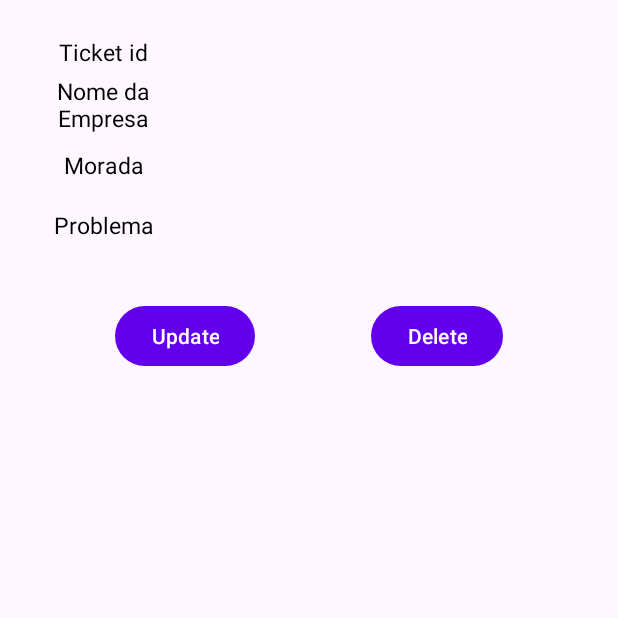
After one commit to henriqueolivgp/APP_Registo_de_Tickets, an Android app: the TicketsDetailsActivity screen opened directly, with no data from a screen before it, on a phone screen of 412 x 824 dp, the top half of it. The commit adds this screen. Run offline under Robolectric (Android 15) with nearby library versions, the phone set to English and light mode, and no system bars.

Commit message:
get details

```diff
--- a/app/src/main/AndroidManifest.xml
+++ b/app/src/main/AndroidManifest.xml
@@ -12,6 +12,9 @@
         android:supportsRtl="true"
         android:theme="@style/Theme.APP_Registo_de_Tickets"
         tools:targetApi="31">
+        <activity
+            android:name=".TicketsDetailsActivity"
+            android:exported="false" />
         <activity
             android:name=".FetchingActivity"
             android:exported="false" />
--- a/app/src/main/java/com/example/app_registo_de_tickets/EmpAdapter.kt
+++ b/app/src/main/java/com/example/app_registo_de_tickets/EmpAdapter.kt
@@ -10,14 +10,22 @@ class EmpAdapter(private val empList: ArrayList<TicketsModel>) :
 
     RecyclerView.Adapter<EmpAdapter.ViewHolder>() {
 
+    private lateinit var mListener: onItemClickListener
 
+    interface onItemClickListener {
+        fun onItemClick(position: Int)
+    }
+
+    fun setOnItemClickListener(clickListener: onItemClickListener) {
+        mListener = clickListener
+    }
 
 
     override fun onCreateViewHolder(parent: ViewGroup, viewType: Int): ViewHolder {
-        val itemView = LayoutInflater.from(parent.context).inflate(R.layout.emp_list_item, parent, false)
-        return ViewHolder(itemView)
+        val itemView =
+            LayoutInflater.from(parent.context).inflate(R.layout.emp_list_item, parent, false)
+        return ViewHolder(itemView, mListener)
     }
-
 
 
     override fun onBindViewHolder(holder: ViewHolder, position: Int) {
@@ -29,12 +37,17 @@ class EmpAdapter(private val empList: ArrayList<TicketsModel>) :
         return empList.size
     }
 
-    class ViewHolder(itemView: View) : RecyclerView.ViewHolder(itemView) {
+    class ViewHolder(itemView: View, clickListener: onItemClickListener) :
+        RecyclerView.ViewHolder(itemView) {
 
-        val tvEmpName : TextView = itemView.findViewById(R.id.tvEmpName)
+        val tvEmpName: TextView = itemView.findViewById(R.id.tvEmpName)
 
+        init {
+            itemView.setOnClickListener {
+                clickListener.onItemClick(adapterPosition)
+            }
 
+        }
 
     }
-
 }
--- a/app/src/main/java/com/example/app_registo_de_tickets/FetchingActivity.kt
+++ b/app/src/main/java/com/example/app_registo_de_tickets/FetchingActivity.kt
@@ -1,5 +1,6 @@
 package com.example.app_registo_de_tickets
 
+import android.content.Intent
 import androidx.appcompat.app.AppCompatActivity
 import android.os.Bundle
 import android.view.View
@@ -50,6 +51,21 @@ class FetchingActivity : AppCompatActivity() {
                     val mAdapter = EmpAdapter(empList)
                     empRecyclerView.adapter = mAdapter
 
+                    mAdapter.setOnItemClickListener(object: EmpAdapter.onItemClickListener{
+                        override fun onItemClick(position: Int) {
+                            val intent= Intent(this@FetchingActivity,TicketsDetailsActivity::class.java)
+
+                            intent.putExtra("empId",empList[position].empId)
+                            intent.putExtra("empName",empList[position].empName)
+                            intent.putExtra("empLocalizacao",empList[position].empLocalizacao)
+                            intent.putExtra("empProblem",empList[position].empProblem)
+
+                            startActivity(intent)
+
+                        }
+
+                    })
+
                     empRecyclerView.visibility = View.VISIBLE
                     tvLoadingData.visibility = View.GONE
                 }
--- /dev/null
+++ b/app/src/main/java/com/example/app_registo_de_tickets/TicketsDetailsActivity.kt
@@ -0,0 +1,35 @@
+package com.example.app_registo_de_tickets
+
+import androidx.appcompat.app.AppCompatActivity
+import android.os.Bundle
+import android.widget.Button
+import android.widget.TextView
+
+class TicketsDetailsActivity : AppCompatActivity() {
+    private lateinit var tvEmpId: TextView
+    private lateinit var tvEmpName: TextView
+    private lateinit var tvEmpLocalizacao: TextView
+    private lateinit var tvEmpProblem: TextView
+    private lateinit var btnUpdate: Button
+    private lateinit var btnDelete: Button
+    override fun onCreate(savedInstanceState: Bundle?) {
+        super.onCreate(savedInstanceState)
+        setContentView(R.layout.activity_tickets_details)
+
+        initView()
+        setValuesToViews()
+    }
+    private fun initView() {
+        tvEmpId = findViewById(R.id.tvEmpId)
+        tvEmpName = findViewById(R.id.tvEmpName)
+        tvEmpLocalizacao = findViewById(R.id.tvEmpLocalizacao)
+        tvEmpProblem = findViewById(R.id.tvEmpProblem)
+    }
+    private fun setValuesToViews() {
+        tvEmpId.text = intent.getStringExtra("empId")
+        tvEmpName.text = intent.getStringExtra("empName")
+        tvEmpLocalizacao.text = intent.getStringExtra("empLocalizacao")
+        tvEmpProblem.text = intent.getStringExtra("empProblem")
+
+    }
+}
--- /dev/null
+++ b/app/src/main/res/layout/activity_tickets_details.xml
@@ -0,0 +1,251 @@
+<?xml version="1.0" encoding="utf-8"?>
+<androidx.constraintlayout.widget.ConstraintLayout xmlns:android="http://schemas.android.com/apk/res/android"
+    xmlns:app="http://schemas.android.com/apk/res-auto"
+    xmlns:tools="http://schemas.android.com/tools"
+    android:layout_width="match_parent"
+    android:layout_height="match_parent"
+    tools:context=".TicketsDetailsActivity">
+
+    <Button
+        android:id="@+id/btnUpdate"
+        android:layout_width="wrap_content"
+        android:layout_height="wrap_content"
+        android:layout_marginTop="30dp"
+        android:text="Update"
+        app:layout_constraintEnd_toStartOf="@+id/btnDelete"
+        app:layout_constraintHorizontal_bias="0.5"
+        app:layout_constraintStart_toStartOf="parent"
+        app:layout_constraintTop_toBottomOf="@id/linearLayout" />
+
+    <Button
+        android:id="@+id/btnDelete"
+        android:layout_width="wrap_content"
+        android:layout_height="wrap_content"
+        android:layout_marginTop="30dp"
+        android:text="Delete"
+        app:layout_constraintEnd_toEndOf="parent"
+        app:layout_constraintHorizontal_bias="0.5"
+        app:layout_constraintStart_toEndOf="@+id/btnUpdate"
+        app:layout_constraintTop_toBottomOf="@id/linearLayout" />
+
+    <LinearLayout
+        android:id="@+id/linearLayout"
+        android:layout_width="match_parent"
+        android:layout_height="wrap_content"
+        app:layout_constraintStart_toStartOf="parent"
+        app:layout_constraintTop_toTopOf="parent"
+        app:layout_constraintEnd_toEndOf="parent"
+        android:orientation="vertical">
+
+
+        <LinearLayout
+            android:id="@+id/id_lin"
+            android:layout_width="match_parent"
+            android:layout_height="30dp"
+            android:layout_marginLeft="10dp"
+            android:layout_marginTop="20dp"
+            android:layout_marginRight="10dp"
+            android:orientation="horizontal"
+            android:weightSum="2"
+
+            >
+
+            <LinearLayout
+                android:layout_width="0dp"
+                android:layout_height="match_parent"
+                android:layout_weight="0.6"
+               >
+
+                <TextView
+                    android:layout_width="match_parent"
+                    android:layout_height="wrap_content"
+                    android:layout_gravity="center"
+                    android:gravity="center"
+                    android:text="Ticket id"
+                    android:textColor="@color/black"
+                    android:textSize="15sp" />
+
+            </LinearLayout>
+
+            <LinearLayout
+                android:layout_width="0dp"
+                android:layout_height="match_parent"
+                android:layout_weight="1.4">
+
+                <TextView
+                    android:id="@+id/tvEmpId"
+                    android:layout_width="match_parent"
+                    android:layout_height="wrap_content"
+                    android:layout_gravity="center"
+                    android:gravity="center"
+                    android:text=""
+                    android:textColor="@color/black"
+                    android:textSize="15sp"
+
+                    />
+
+            </LinearLayout>
+
+
+        </LinearLayout>
+
+
+        <LinearLayout
+            android:id="@+id/contact_lin"
+            android:layout_width="match_parent"
+            android:layout_height="40dp"
+            android:layout_marginLeft="10dp"
+            android:layout_marginRight="10dp"
+            android:orientation="horizontal"
+            android:weightSum="2">
+
+            <LinearLayout
+                android:layout_width="0dp"
+                android:layout_height="match_parent"
+                android:layout_weight="0.6"
+               >
+
+                <TextView
+                    android:layout_width="match_parent"
+                    android:layout_height="wrap_content"
+                    android:layout_gravity="center"
+                    android:gravity="center"
+                    android:text="Nome da Empresa"
+                    android:textColor="@color/black"
+                    android:textSize="15sp" />
+
+            </LinearLayout>
+
+            <LinearLayout
+                android:layout_width="0dp"
+                android:layout_height="match_parent"
+                android:layout_weight="1.4">
+
+                <TextView
+                    android:id="@+id/tvEmpName"
+                    android:layout_width="match_parent"
+                    android:layout_height="wrap_content"
+                    android:layout_gravity="center"
+                    android:gravity="center"
+                    android:text=""
+                    android:textColor="@color/black"
+                    android:textSize="15sp"
+
+                    />
+
+            </LinearLayout>
+
+
+        </LinearLayout>
+
+        <LinearLayout
+
+            android:layout_width="match_parent"
+            android:layout_height="40dp"
+            android:layout_marginLeft="10dp"
+            android:layout_marginRight="10dp"
+            android:orientation="horizontal"
+            android:weightSum="2"
+
+            >
+
+            <LinearLayout
+                android:layout_width="0dp"
+                android:layout_height="match_parent"
+                android:layout_weight="0.6"
+                >
+
+                <TextView
+                    android:layout_width="match_parent"
+                    android:layout_height="wrap_content"
+                    android:layout_gravity="center"
+                    android:gravity="center"
+                    android:text="Morada"
+                    android:textColor="@color/black"
+                    android:textSize="15sp"
+
+
+                    />
+
+            </LinearLayout>
+
+            <LinearLayout
+                android:layout_width="0dp"
+                android:layout_height="match_parent"
+                android:layout_weight="1.4">
+
+                <TextView
+                    android:id="@+id/tvEmpLocalizacao"
+                    android:layout_width="match_parent"
+                    android:layout_height="wrap_content"
+                    android:layout_gravity="center"
+                    android:gravity="center"
+                    android:text=""
+                    android:textColor="@color/black"
+                    android:textSize="15sp"
+
+                    />
+
+            </LinearLayout>
+
+
+        </LinearLayout>
+
+
+        <LinearLayout
+
+            android:layout_width="match_parent"
+            android:layout_height="40dp"
+            android:layout_marginLeft="10dp"
+            android:layout_marginRight="10dp"
+            android:orientation="horizontal"
+            android:weightSum="2"
+
+            >
+
+            <LinearLayout
+                android:layout_width="0dp"
+                android:layout_height="match_parent"
+                android:layout_weight="0.6"
+                >
+
+                <TextView
+                    android:layout_width="match_parent"
+                    android:layout_height="wrap_content"
+                    android:layout_gravity="center"
+
+                    android:gravity="center"
+                    android:text="Problema"
+                    android:textColor="@color/black"
+                    android:textSize="15sp"
+
+
+                    />
+
+            </LinearLayout>
+
+            <LinearLayout
+                android:layout_width="0dp"
+                android:layout_height="match_parent"
+                android:layout_weight="1.4">
+
+                <TextView
+                    android:id="@+id/tvEmpProblem"
+                    android:layout_width="match_parent"
+                    android:layout_height="wrap_content"
+                    android:layout_gravity="center"
+                    android:gravity="center"
+                    android:text=""
+                    android:textColor="@color/black"
+                    android:textSize="15sp"
+
+                    />
+
+            </LinearLayout>
+
+
+        </LinearLayout>
+
+
+    </LinearLayout>
+</androidx.constraintlayout.widget.ConstraintLayout>
```
